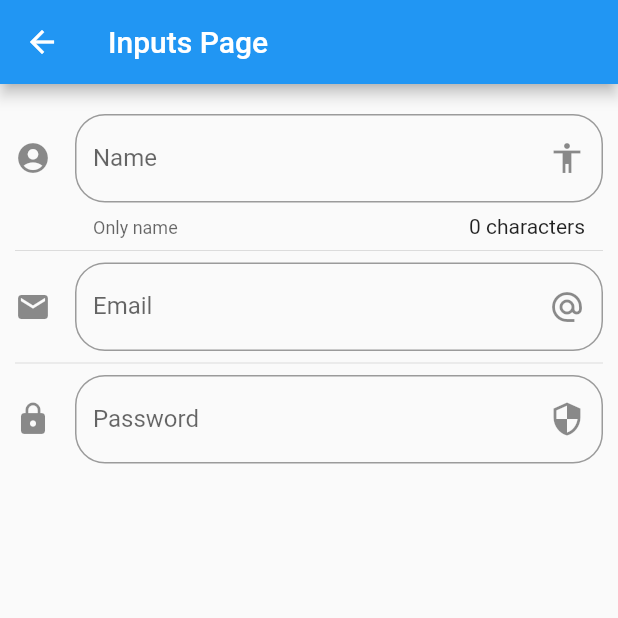
After one commit to JCamiloo/flutter-widgets, a Flutter app: the InputPage screen opened by its route, on a phone screen of 412 x 824 dp, the top half of it. The commit adds this screen. Run offline on Flutter 3.47's test engine with Material 2 defaults, Android fonts, the phone set to English and light mode, and no system bars.

Commit message:
input page

```diff
--- a/data/menu_opts.json
+++ b/data/menu_opts.json
@@ -1,5 +1,4 @@
 {
-  "appName": "Widgets",
   "routes": [
     {
       "route": "alert",
@@ -20,6 +19,11 @@
       "route": "animatedContainer",
       "icon": "donut_large",
       "text": "Animated container"
+    },
+    {
+      "route": "input",
+      "icon": "input",
+      "text": "Inputs"
     }
   ]
 }
--- /dev/null
+++ b/lib/src/pages/input_page.dart
@@ -0,0 +1,83 @@
+import 'package:flutter/material.dart';
+
+class InputPage extends StatefulWidget {
+
+  @override
+  _InputPageState createState() => _InputPageState();
+}
+
+class _InputPageState extends State<InputPage> {
+
+  String _name = '';
+
+  @override
+  Widget build(BuildContext context) {
+    return Container(
+      child: Scaffold(
+        appBar: AppBar(title: Text('Inputs Page')),
+        body: ListView(
+          padding: EdgeInsets.symmetric(horizontal: 10.0, vertical: 20.0),
+          children: <Widget>[
+            _createInput(),
+            Divider(),
+            _createEmail(),
+            Divider(),
+            _createPassword()
+          ],
+        ),
+      ),
+    );
+  }
+
+  _createInput() {
+    return TextField(
+      textCapitalization: TextCapitalization.sentences,
+      decoration: InputDecoration(
+        border: OutlineInputBorder(
+          borderRadius: BorderRadius.circular(20.0)
+        ),
+        counter: Text('${_name.length} characters'),
+        hintText: 'Username',
+        labelText: 'Name',
+        helperText: 'Only name',
+        suffixIcon: Icon(Icons.accessibility),
+        icon: Icon(Icons.account_circle)
+      ),
+      onChanged: (value) {
+        setState(() {
+          _name = value;
+        });
+      },
+    );
+  }
+
+  Widget _createEmail() {
+    return TextField(
+      keyboardType: TextInputType.emailAddress,
+      decoration: InputDecoration(
+        border: OutlineInputBorder(
+          borderRadius: BorderRadius.circular(20.0)
+        ),
+        hintText: 'Email',
+        labelText: 'Email',
+        suffixIcon: Icon(Icons.alternate_email),
+        icon: Icon(Icons.email)
+      ),
+    );
+  }
+
+  Widget _createPassword() {
+    return TextField(
+      obscureText: true,
+      decoration: InputDecoration(
+        border: OutlineInputBorder(
+          borderRadius: BorderRadius.circular(20.0)
+        ),
+        hintText: 'Password',
+        labelText: 'Password',
+        suffixIcon: Icon(Icons.security),
+        icon: Icon(Icons.lock)
+      ),
+    );
+  }
+}
--- a/lib/src/routes/routes.dart
+++ b/lib/src/routes/routes.dart
@@ -4,6 +4,7 @@ import 'package:components/src/pages/alert_page.dart';
 import 'package:components/src/pages/avatar_page.dart';
 import 'package:components/src/pages/card_page.dart';
 import 'package:components/src/pages/animated_container_page.dart';
+import 'package:components/src/pages/input_page.dart';
 
 Map<String, WidgetBuilder> getApplicationRoutes() {
   return <String, WidgetBuilder> {
@@ -12,5 +13,6 @@ Map<String, WidgetBuilder> getApplicationRoutes() {
     'avatar' : (BuildContext context) => AvatarPage(),
     'card' : (BuildContext context) => CardPage(),
     'animatedContainer' : (BuildContext context) => AnimatedContainerPage(),
+    'input' : (BuildContext context) => InputPage(),
   };
 }
--- a/lib/src/utils/icon_string.dart
+++ b/lib/src/utils/icon_string.dart
@@ -5,6 +5,7 @@ final _icons = <String, IconData> {
   'accessibility' : Icons.accessibility,
   'folder_open' : Icons.folder_open,
   'donut_large' : Icons.donut_large,
+  'input' : Icons.input,
 };
 
 Icon getIcon(String iconName) {
```
